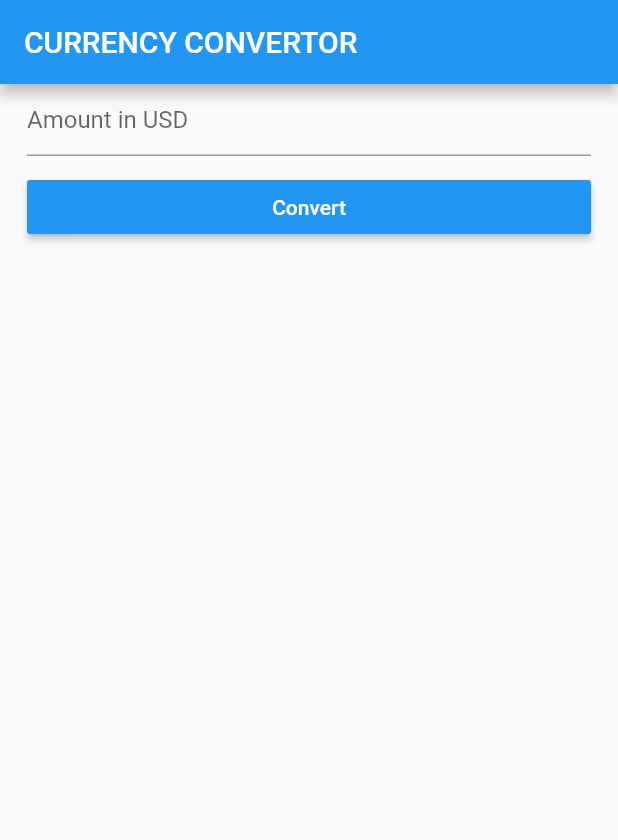
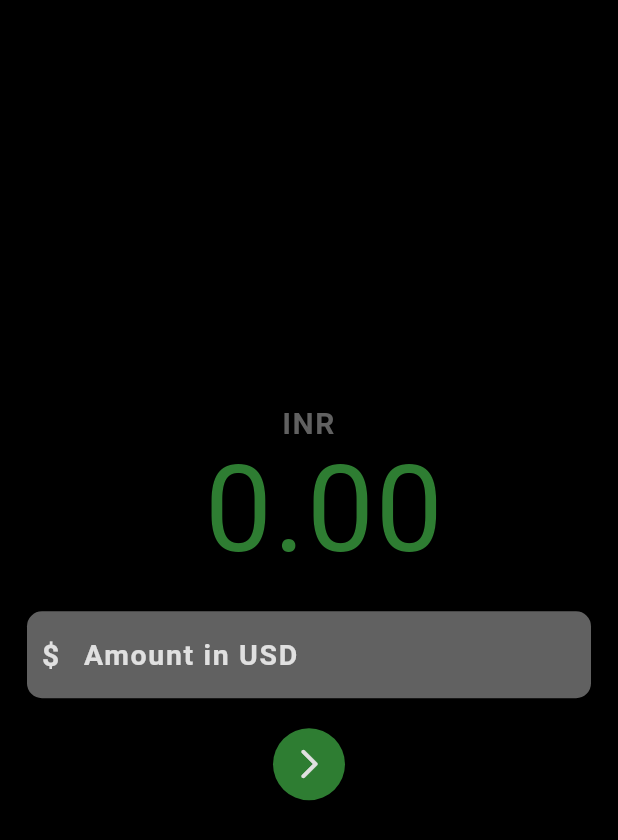
Before and after one commit to ridam25/currency_convertor, a Flutter app: the screen it shows after launch, on a phone screen of 412 x 824 dp. Shown: the top 840 px of the screen. Run offline on Flutter 3.47's test engine with Material 2 defaults, Android fonts, the phone set to English and light mode, and no system bars; our stand-ins replace dio.

Commit message:
THird Commit

```diff
--- a/lib/BACK END/Models/currencyModel.dart
+++ b/lib/BACK END/Models/currencyModel.dart
@@ -14,8 +14,8 @@ class CurrencyModel {
     Rates rates;
 
     factory CurrencyModel.fromJson(Map<String, dynamic> json) => CurrencyModel(
-        amount: json["amount"].toDouble(),
-        base: json["base"].toString(),
+        amount: json["amount"],
+        base: json["base"],
         rates: Rates.fromJson(json["rates"]),
     );
 }
--- a/lib/BACK END/Models/ratesModel.dart
+++ b/lib/BACK END/Models/ratesModel.dart
@@ -3,7 +3,7 @@ class Rates {
         this.inr,
     });
 
-    double inr;
+    dynamic inr;
 
     factory Rates.fromJson(Map<String, dynamic> json) => Rates(
         inr: json["INR"],
--- a/lib/FRONT END/home.dart
+++ b/lib/FRONT END/home.dart
@@ -10,33 +10,90 @@ class Home extends StatefulWidget {
 
 class _HomeState extends State<Home> {
   final amountController = TextEditingController();
-  String result= '';
+  String result= '0.00';
   CurrencyModel currencyModel;
   Rates rate;
   @override
   Widget build(BuildContext context) {
     return Scaffold(
-      appBar: AppBar(
-        title: Text("CURRENCY CONVERTOR"),
-      ),
-      body: ListView(
+     backgroundColor: Colors.black,
+      body: Center(
+        child: ListView(
           padding: EdgeInsets.symmetric(
             horizontal: 18,
             ),
           shrinkWrap: true,
           children: [
-          TextField(
-            controller: amountController,
-            keyboardType: TextInputType.number,
-            decoration: InputDecoration(
-              hintText: "Amount in USD",
+            Text(
+                "INR",
+                textAlign: TextAlign.center,
+                style: TextStyle(
+                  color: Colors.grey[700],
+                  fontSize: 20,
+                  fontWeight: FontWeight.bold,
+                  letterSpacing: 1,
+                ),
+                ),
+            Text(
+                " $result",
+                textAlign: TextAlign.center,
+                style: TextStyle(
+                  color: Colors.green[800],
+                  fontSize: 80,
+                  fontWeight: FontWeight.normal,
+                  letterSpacing: 1,
                 ),
                 ),
                 SizedBox(
-            height: 10,
+                  height: 20,
+
                 ),
-          MaterialButton(
-            color: Colors.blue,
+            Container(
+              padding: EdgeInsets.symmetric(
+                horizontal: 10,
+                vertical: 5,
+              ),
+              decoration: BoxDecoration(
+                color: Colors.grey[700],
+                borderRadius: BorderRadius.circular(10),
+              ),
+              child: TextField(
+                controller: amountController,
+                style: TextStyle(
+                  color: Colors.grey[300],
+                  fontSize: 19,
+                  letterSpacing: 1.1,
+                  fontWeight: FontWeight.bold,
+
+                ),
+                keyboardType: TextInputType.number,
+                decoration: InputDecoration(
+                  icon: Text(
+                    "\$",
+                    style: TextStyle(
+                      color: Colors.grey[300],
+                      fontSize: 20,
+                      fontWeight: FontWeight.bold,
+                    ),
+                  ),
+                  hintText: "Amount in USD",
+                  hintStyle: TextStyle(
+                    color: Colors.grey[300],
+                  ),
+                  border: InputBorder.none,
+                ),
+              ),
+            ),
+            SizedBox(
+              height: 20,
+            ),
+            Container(
+              decoration: BoxDecoration(
+                shape: BoxShape.circle,
+                color: Colors.green[800],
+              ),
+              child: IconButton(
+                color: Colors.grey[300],
                 onPressed: ()async{
                   currencyModel= await CurrencyService().getCurrency(amountController.text);
                   if(currencyModel!= null){
@@ -51,21 +108,17 @@ class _HomeState extends State<Home> {
                 },
 
 
-            child: Text(
-              "Convert",
-              style: TextStyle(
-                color: Colors.white,
+                icon: Icon(
+                  Icons.arrow_forward_ios_rounded,
                 ),
                 ),
             ),
               SizedBox(
-            height: 10,
+              height: 20,
             ),
-            Text(
-              result,
-              textAlign: TextAlign.center,
+
+          ],
         ),
-        ],
       ),
     );
   }
```
Lines whose indentation alone changed are shown as unchanged.
